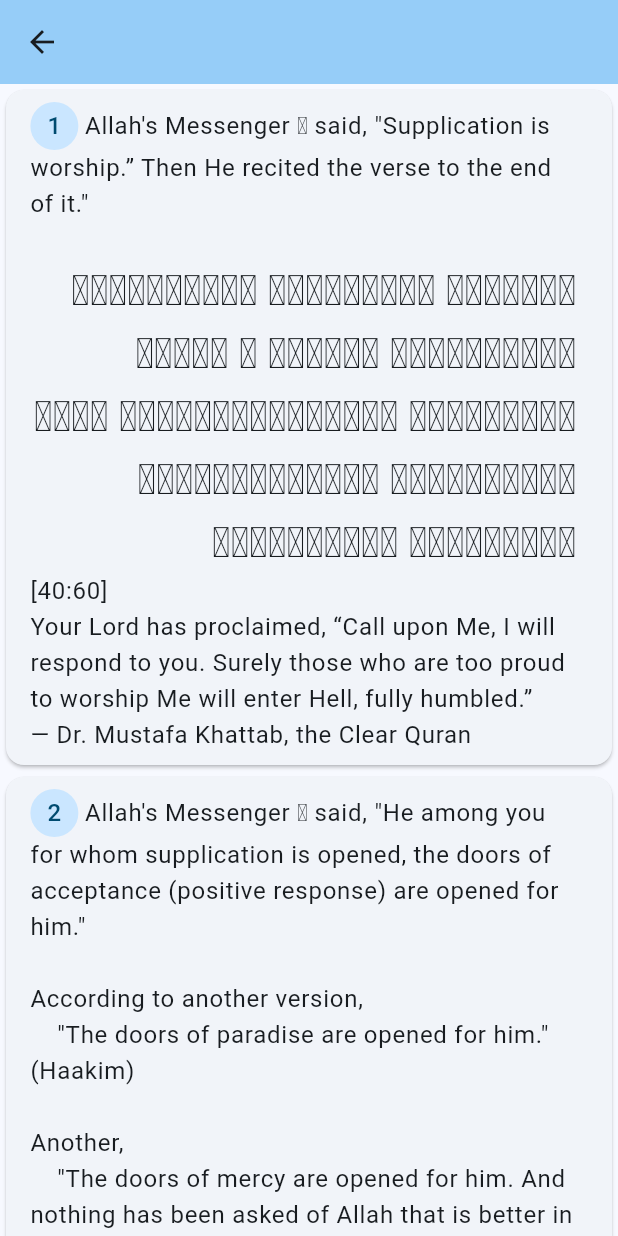
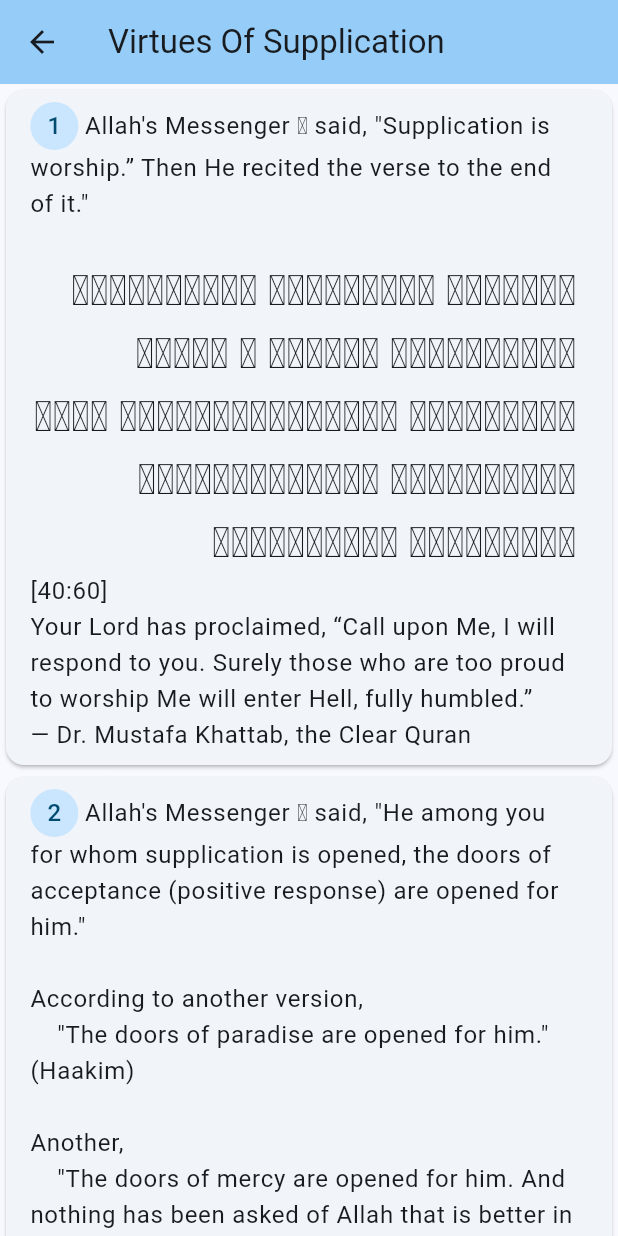
Before and after one commit to Waqar144/hisnehaseen, a Flutter app: the screen it shows after launch, after a tap on "Virtues Of Supplication", on a phone screen of 412 x 824 dp. Run offline on Flutter 3.47's test engine with Material 3 defaults, Android fonts, the phone set to English and light mode, and no system bars; Roboto replaces fonts that are missing (IndoPak).

Commit message:
Show category title in Appbar

```diff
--- a/lib/detail_view.dart
+++ b/lib/detail_view.dart
@@ -139,10 +139,15 @@ class _DetailsViewState extends State<DetailsView> {
     return textLines;
   }
 
+  String _categoryTitle() {
+    return categories_en[widget.categoryIndex];
+  }
+
   @override
   Widget build(BuildContext context) {
     return Scaffold(
       appBar: AppBar(
+        title: Text(_categoryTitle()),
         backgroundColor: Theme.of(context).colorScheme.inversePrimary,
         shadowColor: Theme.of(context).colorScheme.shadow,
       ),
```
